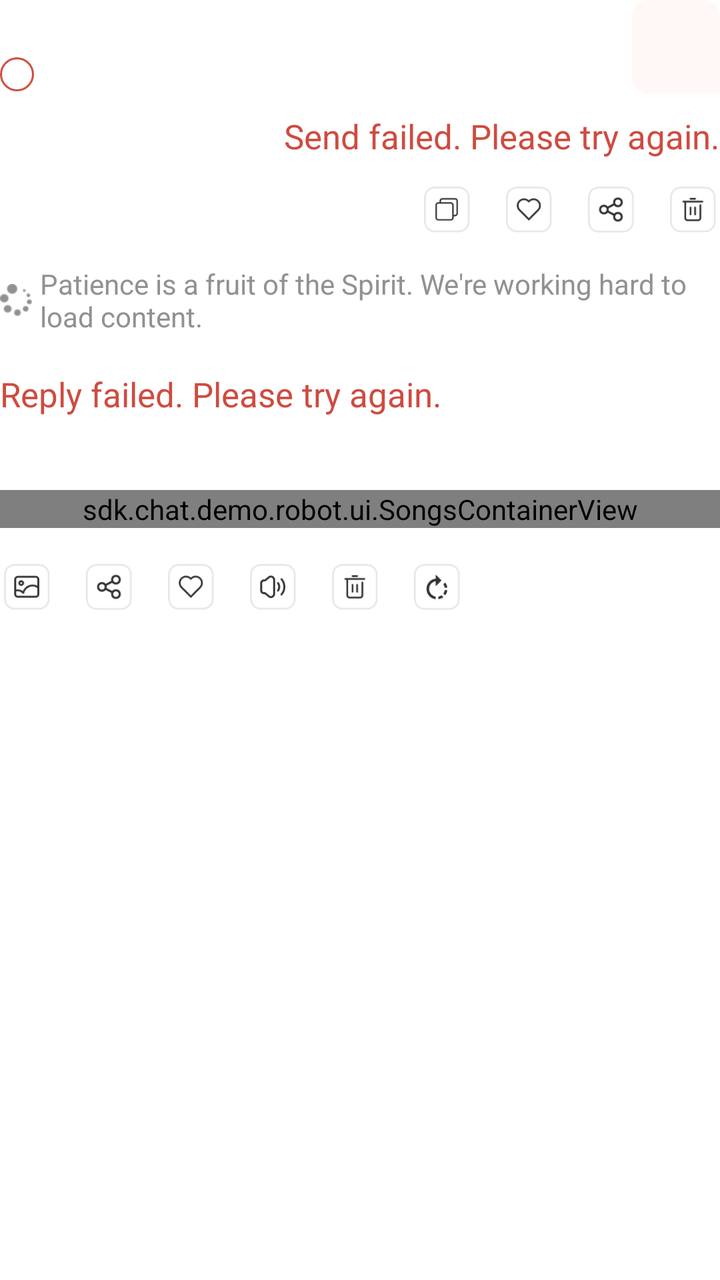
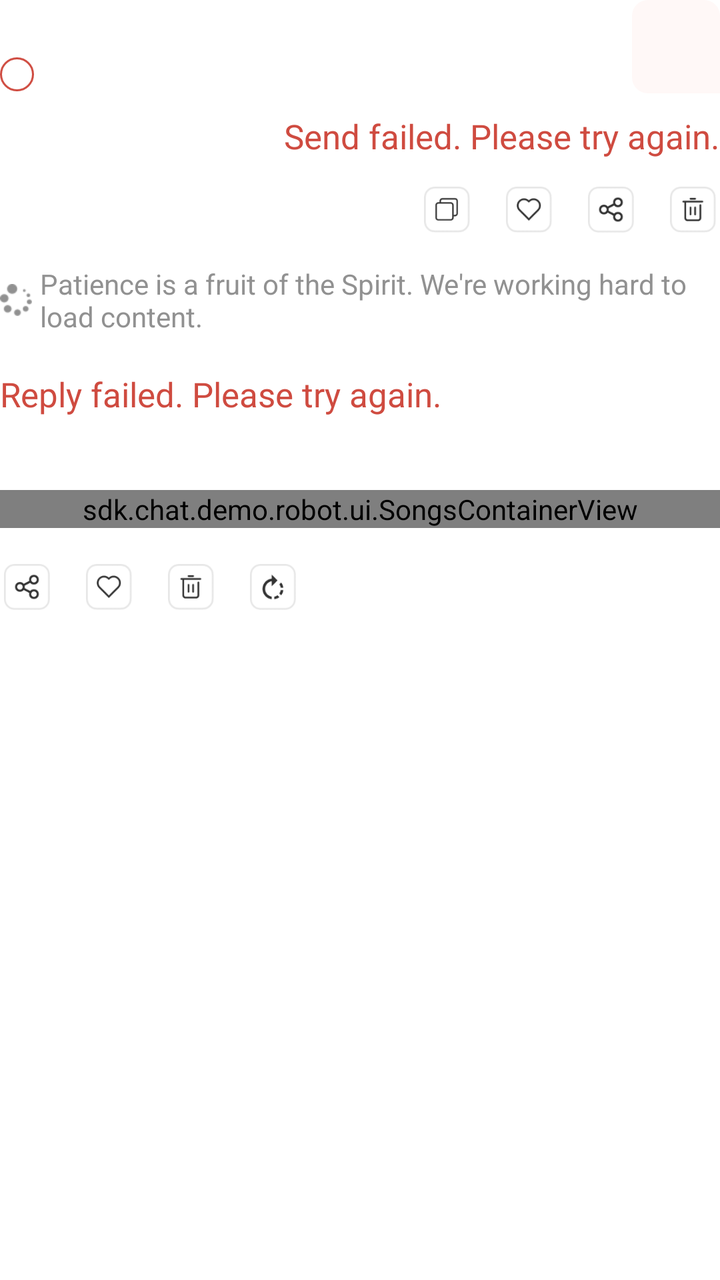

The first picture is an Android layout as it rendered before a commit; the second is the same layout after the commit. The layout source and the unified diff follow.
<!-- AndroidManifest.xml: application theme GGTheme -->
<!-- res/layout/item_songs_container.xml -->
<?xml version="1.0" encoding="utf-8"?>
<LinearLayout xmlns:android="http://schemas.android.com/apk/res/android"
    xmlns:app="http://schemas.android.com/apk/res-auto"
    android:id="@id/root"
    android:layout_width="match_parent"
    android:layout_height="wrap_content"
    android:layout_marginLeft="26dp"
    android:layout_marginTop="8dp"
    android:layout_marginRight="26dp"
    android:layout_marginBottom="8dp"
    android:orientation="vertical"
    app:alignItems="flex_end"
    app:flexDirection="column"
    app:flexWrap="wrap">

    <include layout="@layout/item_feed_user_text" />

    <include layout="@layout/item_feed_process" />

    <TextView
        android:id="@+id/reply_error_hint"
        android:layout_width="wrap_content"
        android:layout_height="wrap_content"
        android:layout_gravity="left"
        android:layout_marginTop="10dp"
        android:background="@drawable/bg_click_shadow"
        android:drawablePadding="4dp"
        android:text="@string/ai_failed"
        android:textColor="@color/item_text_selected"
        android:textSize="17sp"
        app:drawableLeftCompat="@mipmap/ic_redo_red" />

    <TextView
        android:id="@+id/feedback"
        android:layout_width="wrap_content"
        android:layout_height="wrap_content"
        android:layout_marginTop="12dp"
        android:lineSpacingExtra="8dp"
        android:lineSpacingMultiplier="1"
        android:textColor="@color/item_text_normal"
        android:textIsSelectable="true"
        android:textSize="17sp"
        app:layout_alignSelf="flex_start" />
    






        <sdk.chat.demo.robot.ui.SongsContainerView
            android:id="@+id/songsContainer"
            android:layout_width="match_parent"
            android:layout_height="wrap_content" />


    <include layout="@layout/item_feedback_menu" />
</LinearLayout>
<!-- res/layout/item_feed_user_text.xml (included above) -->
<?xml version="1.0" encoding="utf-8"?>
<merge xmlns:android="http://schemas.android.com/apk/res/android"
    xmlns:app="http://schemas.android.com/apk/res-auto">

    <LinearLayout
        android:id="@+id/user_text_container"
        android:layout_width="match_parent"
        android:layout_height="wrap_content"
        android:orientation="horizontal">

        <CheckBox
            android:id="@+id/cb_user_text"
            android:layout_width="wrap_content"
            android:layout_height="wrap_content"
            android:layout_gravity="bottom"
            android:layout_marginEnd="8dp"
            android:button="@drawable/custom_checkbox" />

        <View
            android:layout_width="0dp"
            android:layout_height="1dp"
            android:layout_weight="1" />

        <FrameLayout
            android:id="@id/bubble"
            android:layout_width="wrap_content"
            android:layout_height="wrap_content"
            android:layout_gravity="right"
            android:background="@drawable/shape_outgoing_message"
            android:paddingLeft="22dp"
            android:paddingTop="12dp"
            android:paddingRight="22dp"
            android:paddingBottom="12dp">
            
            <TextView
                android:id="@+id/messageText"
                android:layout_width="wrap_content"
                android:layout_height="wrap_content"
                android:lineSpacingExtra="8dp"
                android:lineSpacingMultiplier="1"
                android:maxWidth="264dp"
                android:textColor="@color/black"
                android:textIsSelectable="true"
                android:textSize="17sp" />
        </FrameLayout>
    </LinearLayout>

    <TextView
        android:id="@+id/send_error_hint"
        android:layout_width="wrap_content"
        android:layout_height="wrap_content"
        android:layout_gravity="right"
        android:layout_marginTop="10dp"
        android:background="@drawable/bg_click_shadow"
        android:drawablePadding="4dp"
        android:text="@string/msg_failed"
        android:textColor="@color/item_text_selected"
        android:textSize="17sp"
        app:drawableLeftCompat="@mipmap/ic_redo_red" />


    <LinearLayout
        android:id="@+id/user_text_menu"
        android:layout_width="wrap_content"
        android:layout_height="wrap_content"
        android:layout_gravity="right"
        android:layout_marginTop="10dp"
        android:orientation="horizontal">

        <ImageView
            android:id="@+id/btn_copy_user_text"
            style="@style/FeedOperatorRight"
            android:layout_marginStart="0dp"
            android:src="@mipmap/ic_copy_black" />

        <ImageView
            android:id="@+id/btn_like_user_text"
            style="@style/FeedOperatorRight"
            android:src="@mipmap/ic_like_black" />

        <ImageView
            android:id="@+id/btn_share_user_text"
            style="@style/FeedOperatorRight"
            android:src="@mipmap/ic_share_black" />

        <ImageView
            android:id="@+id/btn_del_user_text"
            style="@style/FeedOperatorRight"
            android:src="@mipmap/ic_del_black" />
    </LinearLayout>
</merge>
<!-- res/layout/item_feed_process.xml (included above) -->
<?xml version="1.0" encoding="utf-8"?>
<merge xmlns:android="http://schemas.android.com/apk/res/android"
    xmlns:app="http://schemas.android.com/apk/res-auto">
    <LinearLayout
        android:id="@+id/process_container"
        android:layout_width="wrap_content"
        android:layout_height="wrap_content"
        android:layout_marginTop="10dp"
        android:clickable="true"
        android:focusable="true"
        android:gravity="center_vertical"
        android:orientation="horizontal"
        android:paddingTop="4dp"
        android:paddingBottom="8dp"
        app:layout_alignSelf="flex_start">

        <ImageView
            android:layout_width="16dp"
            android:layout_height="16dp"
            android:src="@drawable/loading_animation" />

        <TextView
            android:layout_width="wrap_content"
            android:layout_height="wrap_content"
            android:layout_marginLeft="4dp"
            android:text="@string/loading"
            android:textColor="@color/text_gray2"
            android:textIsSelectable="true"
            android:textSize="14sp"
            app:layout_alignSelf="flex_start" />
    </LinearLayout>
</merge>
<!-- res/layout/item_feedback_menu.xml (included above) -->
<?xml version="1.0" encoding="utf-8"?>
<merge xmlns:android="http://schemas.android.com/apk/res/android"
    xmlns:app="http://schemas.android.com/apk/res-auto"
    xmlns:tools="http://schemas.android.com/tools">
    
    <LinearLayout
        android:id="@+id/feedback_menu"
        android:layout_width="wrap_content"
        android:layout_height="wrap_content"
        android:layout_marginTop="16dp"
        android:orientation="horizontal"
        app:alignItems="flex_start"
        app:flexDirection="row"
        app:justifyContent="flex_start"
        app:layout_alignSelf="flex_start">

        <ImageView
            android:id="@+id/btn_pic"
            style="@style/FeedOperator"
            android:src="@mipmap/ic_pic_black" />

        <ImageView
            android:id="@+id/btn_pray"
            style="@style/FeedOperator"
            android:src="@mipmap/ic_pray"
            android:visibility="gone" />

        <ImageView
            android:id="@+id/btn_share_text"
            style="@style/FeedOperator"
            android:src="@mipmap/ic_share_black" />

        <ImageView
            android:id="@+id/btn_like_ai"
            style="@style/FeedOperator"
            android:src="@mipmap/ic_like_black" />

        <ImageView
            android:id="@+id/btn_play"
            style="@style/FeedOperator"
            android:src="@mipmap/ic_play_black" />

        <ImageView
            android:id="@+id/btn_del"
            style="@style/FeedOperator"
            android:src="@mipmap/ic_del_black" />

        <ImageView
            android:id="@+id/btn_redo"
            style="@style/FeedOperator"
            android:src="@mipmap/ic_redo_black" />
    </LinearLayout>
</merge>
<!-- resources referenced by this layout -->
<resources>
  <color name="black">#FF000000</color>
  <color name="item_text_normal">#333333</color>
  <color name="item_text_selected">#FFCF4B40</color>
  <color name="text_gray2">#919191</color>
  <!-- drawable bg_click_shadow (drawable) -->
  <selector xmlns:android="http://schemas.android.com/apk/res/android">
      
      <item android:state_pressed="true">
          <shape android:shape="rectangle">
              
              <solid android:color="#F5F5F5"/>
  
              
              <padding android:bottom="2dp"/>
              <gradient
                  android:startColor="#20000000"
                  android:endColor="@android:color/transparent"
                  android:angle="270"/>
          </shape>
      </item>
  
      
      <item>
          <shape android:shape="rectangle">
              <solid android:color="@android:color/white"/>
          </shape>
      </item>
  </selector>
  <!-- drawable custom_checkbox (drawable) -->
  <?xml version="1.0" encoding="utf-8"?>
  <selector xmlns:android="http://schemas.android.com/apk/res/android">
      
      <item android:drawable="@mipmap/ic_checkbox_unchecked"
          android:state_checked="false"/>
  
      
      <item android:drawable="@mipmap/ic_checkbox_checked"
          android:state_checked="true"/>
  
      
      <item android:drawable="@mipmap/ic_checkbox_disabled"
          android:state_enabled="false"/>
  
      
      <item android:drawable="@mipmap/ic_checkbox_checked"
          android:state_pressed="true"/>
  </selector>
  <!-- drawable loading_animation (drawable) -->
  <animated-rotate xmlns:android="http://schemas.android.com/apk/res/android"
      android:drawable="@drawable/ic_loading"
      android:pivotX="50%"
      android:pivotY="50%"
      android:repeatCount="infinite"
      android:duration="1000" />
  <!-- mipmap ic_pic_black: png bitmap (mipmap-hdpi, 1487 bytes) -->
  <!-- mipmap ic_play_black: png bitmap (mipmap-hdpi, 1561 bytes) -->
  <!-- mipmap ic_pray: png bitmap (mipmap-hdpi, 1844 bytes) -->
  <string name="ai_failed">Reply failed. Please try again.</string>
  <string name="loading">Patience is a fruit of the Spirit. We\'re working hard to load content.</string>
  <string name="msg_failed">Send failed. Please try again.</string>
  <style name="FeedOperator">
          <item name="android:layout_width">27dp</item>
          <item name="android:layout_height">27dp</item>
          <item name="android:layout_marginEnd">14dp</item>
          <item name="android:padding">2dp</item>
          <item name="android:background">@drawable/dashed_border_selector</item>
      </style>
  <style name="FeedOperatorRight">
          <item name="android:layout_width">27dp</item>
          <item name="android:layout_height">27dp</item>
          <item name="android:layout_marginStart">14dp</item>
          <item name="android:padding">2dp</item>
          <item name="android:background">@drawable/dashed_border_selector</item>
      </style>
  <color name="bg_special">#FFF8F7</color>
  <!-- drawable dashed_border_selector (drawable) -->
  <selector xmlns:android="http://schemas.android.com/apk/res/android">
      
      <item android:state_pressed="true">
          <shape android:shape="rectangle">
              
  
              
              <solid android:color="#33000000" />
              <corners android:radius="4dp" />
          </shape>
      </item>
  
  
  
  
  
  
  
  
  
  </selector>
  <color name="white">#FFFFFFFF</color>
  <color name="text_primary">@android:color/black</color>
  <!-- unchanged entries left out for length: 9 -->
</resources>

<!-- the commit's change to res/layout/item_songs_container.xml (unified diff, before → after) -->
@@ -54,7 +54,39 @@
             android:layout_height="wrap_content" />
 
 
-    <include layout="@layout/item_feedback_menu" />
+    
+    <LinearLayout
+        android:id="@+id/feedback_menu"
+        android:layout_width="wrap_content"
+        android:layout_height="wrap_content"
+        android:layout_marginTop="16dp"
+        android:orientation="horizontal"
+        app:alignItems="flex_start"
+        app:flexDirection="row"
+        app:justifyContent="flex_start"
+        app:layout_alignSelf="flex_start">
+
+        <ImageView
+            android:id="@+id/btn_share_text"
+            style="@style/FeedOperator"
+            android:layout_marginStart="0dp"
+            android:src="@mipmap/ic_share_black" />
+
+        <ImageView
+            android:id="@+id/btn_like_ai"
+            style="@style/FeedOperator"
+            android:src="@mipmap/ic_like_black" />
+
+        <ImageView
+            android:id="@+id/btn_del"
+            style="@style/FeedOperator"
+            android:src="@mipmap/ic_del_black" />
+
+        <ImageView
+            android:id="@+id/btn_redo"
+            style="@style/FeedOperator"
+            android:src="@mipmap/ic_redo_black" />
+    </LinearLayout>
 </LinearLayout>
 <!-- res/layout/item_feed_user_text.xml (included above) -->
 <?xml version="1.0" encoding="utf-8"?>
@@ -181,57 +213,3 @@
             app:layout_alignSelf="flex_start" />
     </LinearLayout>
 </merge>
-<!-- res/layout/item_feedback_menu.xml (included above) -->
-<?xml version="1.0" encoding="utf-8"?>
-<merge xmlns:android="http://schemas.android.com/apk/res/android"
-    xmlns:app="http://schemas.android.com/apk/res-auto"
-    xmlns:tools="http://schemas.android.com/tools">
-    
-    <LinearLayout
-        android:id="@+id/feedback_menu"
-        android:layout_width="wrap_content"
-        android:layout_height="wrap_content"
-        android:layout_marginTop="16dp"
-        android:orientation="horizontal"
-        app:alignItems="flex_start"
-        app:flexDirection="row"
-        app:justifyContent="flex_start"
-        app:layout_alignSelf="flex_start">
-
-        <ImageView
-            android:id="@+id/btn_pic"
-            style="@style/FeedOperator"
-            android:src="@mipmap/ic_pic_black" />
-
-        <ImageView
-            android:id="@+id/btn_pray"
-            style="@style/FeedOperator"
-            android:src="@mipmap/ic_pray"
-            android:visibility="gone" />
-
-        <ImageView
-            android:id="@+id/btn_share_text"
-            style="@style/FeedOperator"
-            android:src="@mipmap/ic_share_black" />
-
-        <ImageView
-            android:id="@+id/btn_like_ai"
-            style="@style/FeedOperator"
-            android:src="@mipmap/ic_like_black" />
-
-        <ImageView
-            android:id="@+id/btn_play"
-            style="@style/FeedOperator"
-            android:src="@mipmap/ic_play_black" />
-
-        <ImageView
-            android:id="@+id/btn_del"
-            style="@style/FeedOperator"
-            android:src="@mipmap/ic_del_black" />
-
-        <ImageView
-            android:id="@+id/btn_redo"
-            style="@style/FeedOperator"
-            android:src="@mipmap/ic_redo_black" />
-    </LinearLayout>
-</merge>
<!-- resource entries referenced after the edit -->
@@ -54,9 +54,6 @@
       android:pivotY="50%"
       android:repeatCount="infinite"
       android:duration="1000" />
-  <!-- mipmap ic_pic_black: png bitmap (mipmap-hdpi, 1487 bytes) -->
-  <!-- mipmap ic_play_black: png bitmap (mipmap-hdpi, 1561 bytes) -->
-  <!-- mipmap ic_pray: png bitmap (mipmap-hdpi, 1844 bytes) -->
   <string name="ai_failed">Reply failed. Please try again.</string>
   <string name="loading">Patience is a fruit of the Spirit. We\'re working hard to load content.</string>
   <string name="msg_failed">Send failed. Please try again.</string>
